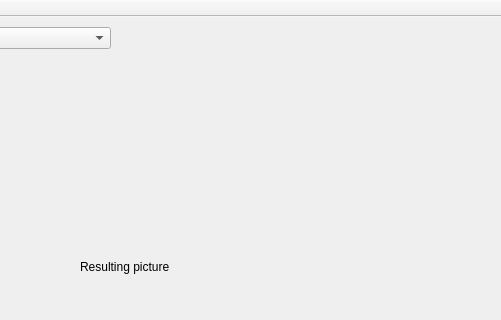
Above: rework/rework.ui from stu-team-project/pic2 before the change; both pictures show x 370 to 871 and y 0 to 320 of the 871 by 514 pixel window. Below: the same form after it.
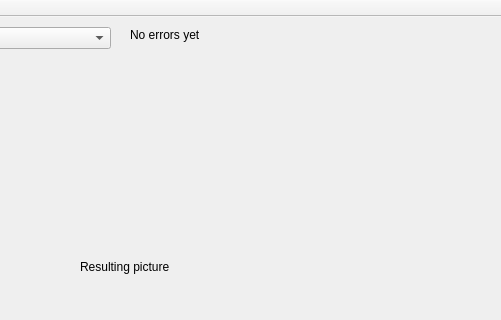
That is the form after the change.

```diff
--- a/rework/rework.ui
+++ b/rework/rework.ui
@@ -76,6 +76,19 @@
      </rect>
     </property>
    </widget>
+   <widget class="QLabel" name="errorLabel">
+    <property name="geometry">
+     <rect>
+      <x>500</x>
+      <y>10</y>
+      <width>341</width>
+      <height>16</height>
+     </rect>
+    </property>
+    <property name="text">
+     <string>No errors yet</string>
+    </property>
+   </widget>
   </widget>
   <widget class="QMenuBar" name="menuBar">
    <property name="geometry">
```
